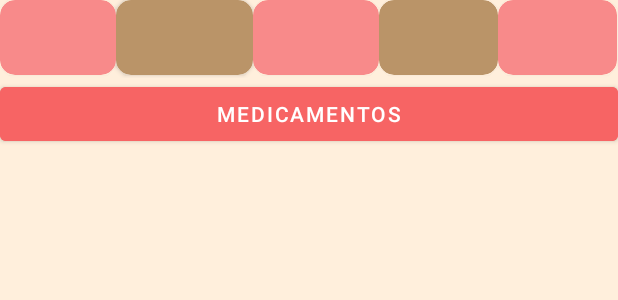
After one commit to Nativpina/Farmathory, an Android app: the layout activity_add_pill.xml on its own in the app's theme, with its tools: preview values and no code run, on a phone screen of 412 x 824 dp. The commit adds this screen. Shown: the top 300 px of the screen. Run offline under Robolectric (Android 15) with nearby library versions, the phone set to English and light mode, and no system bars.

Commit message:
Create new view

```diff
--- a/app/src/main/java/com/naty/farmathory/AddPillActivity.java
+++ b/app/src/main/java/com/naty/farmathory/AddPillActivity.java
@@ -3,6 +3,8 @@ package com.naty.farmathory;
 import android.os.Bundle;
 import android.widget.Button;
 import android.widget.EditText;
+
+import androidx.appcompat.app.AppCompatActivity;
 
 public class AddPillActivity extends AppCompatActivity {
 
--- /dev/null
+++ b/app/src/main/res/layout/activity_add_pill.xml
@@ -0,0 +1,71 @@
+<?xml version="1.0" encoding="utf-8"?>
+<LinearLayout xmlns:android="http://schemas.android.com/apk/res/android"
+    xmlns:app="http://schemas.android.com/apk/res-auto"
+    android:layout_width="match_parent"
+    android:layout_height="match_parent"
+    android:background="#FFEFDC"
+    android:orientation="vertical">
+
+    <LinearLayout
+        android:layout_width="match_parent"
+        android:layout_height="52dp"
+        android:orientation="horizontal">
+
+        <androidx.cardview.widget.CardView
+            android:layout_width="77dp"
+            android:layout_height="50dp"
+            app:cardBackgroundColor="#F88A8A"
+            app:cardCornerRadius="10dp" />
+
+        <androidx.cardview.widget.CardView
+            android:layout_width="91dp"
+            android:layout_height="50dp"
+            app:cardBackgroundColor="#BA9468"
+            app:cardCornerRadius="10dp">
+
+        </androidx.cardview.widget.CardView>
+
+        <androidx.cardview.widget.CardView
+            android:layout_width="84dp"
+            android:layout_height="50dp"
+            app:cardBackgroundColor="#F88A8A"
+            app:cardCornerRadius="10dp">
+
+        </androidx.cardview.widget.CardView>
+
+        <androidx.cardview.widget.CardView
+            android:layout_width="79dp"
+            android:layout_height="50dp"
+            app:cardBackgroundColor="#BA9468"
+            app:cardCornerRadius="10dp">
+
+        </androidx.cardview.widget.CardView>
+
+        <androidx.cardview.widget.CardView
+            android:layout_width="79dp"
+            android:layout_height="50dp"
+            app:cardBackgroundColor="#F88A8A"
+            app:cardCornerRadius="10dp">
+
+        </androidx.cardview.widget.CardView>
+
+
+    </LinearLayout>
+
+    <Button
+        android:id="@+id/btnPill"
+        android:layout_width="match_parent"
+        android:layout_height="wrap_content"
+        android:backgroundTint="@color/rose"
+        android:text="Medicamentos">
+
+    </Button>
+
+    <ListView
+        android:id="@+id/lstPastillas"
+        android:layout_width="match_parent"
+        android:layout_height="wrap_content">
+
+    </ListView>
+
+</LinearLayout>
```
